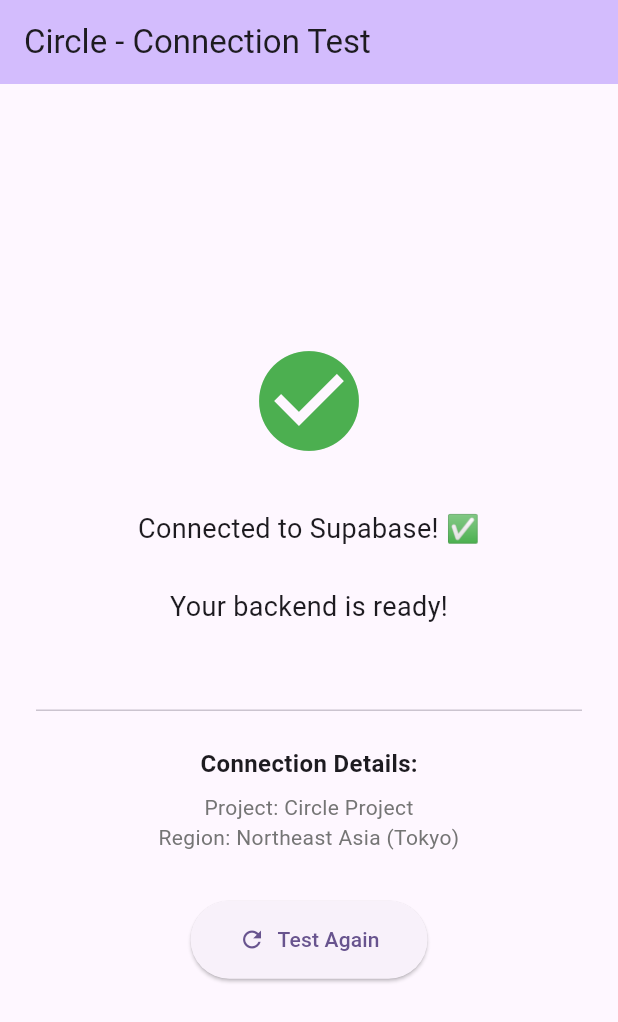
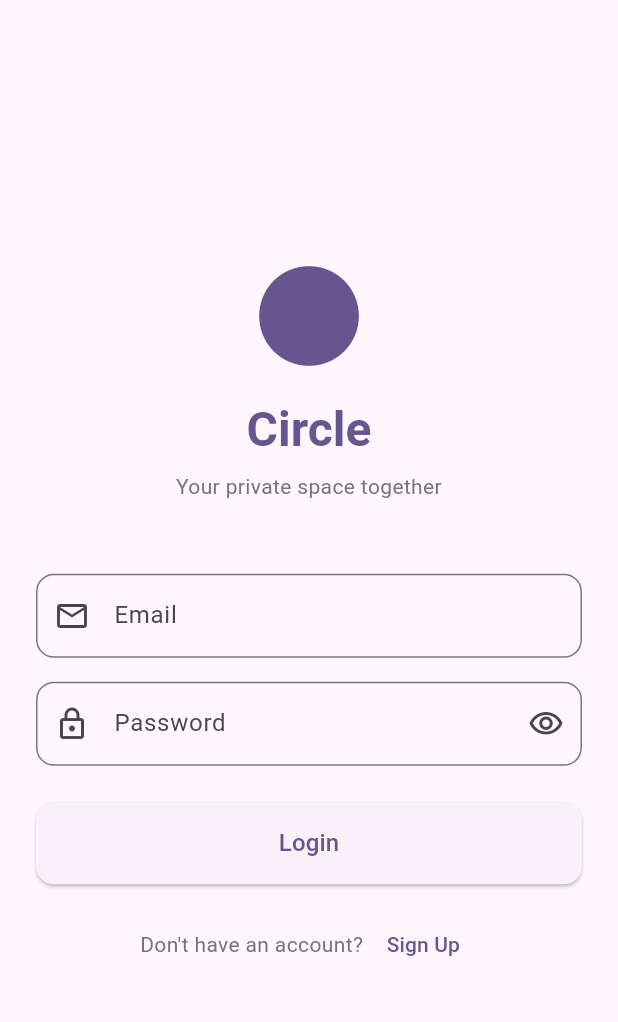
Before and after one commit to fahim-shahriar-alif/Cicle, a Flutter app: the screen it shows after launch, on a phone screen of 412 x 824 dp. Shown: the top 1022 px of the screen. Run offline on Flutter 3.47's test engine with Material 3 defaults, Android fonts, the phone set to English and light mode, and no system bars; our stand-ins replace flutter_dotenv, supabase_flutter; accounts and stored records are empty.

Commit message:
Added the sign in and up pages

```diff
--- /dev/null
+++ b/lib/features/auth/presentation/screens/login_screen.dart
@@ -0,0 +1,208 @@
+import 'package:flutter/material.dart';
+import 'package:circle/main.dart';
+import 'signup_screen.dart';
+import '../../../home/home_screen.dart';
+
+class LoginScreen extends StatefulWidget {
+  const LoginScreen({super.key});
+
+  @override
+  State<LoginScreen> createState() => _LoginScreenState();
+}
+
+class _LoginScreenState extends State<LoginScreen> {
+  final _formKey = GlobalKey<FormState>();
+  final _emailController = TextEditingController();
+  final _passwordController = TextEditingController();
+  bool _isLoading = false;
+  bool _obscurePassword = true;
+
+  @override
+  void dispose() {
+    _emailController.dispose();
+    _passwordController.dispose();
+    super.dispose();
+  }
+
+  Future<void> _signIn() async {
+    if (!_formKey.currentState!.validate()) return;
+
+    setState(() => _isLoading = true);
+
+    try {
+      await supabase.auth.signInWithPassword(
+        email: _emailController.text.trim(),
+        password: _passwordController.text,
+      );
+
+      if (mounted) {
+        Navigator.of(context).pushReplacement(
+          MaterialPageRoute(builder: (_) => const HomeScreen()),
+        );
+      }
+    } catch (e) {
+      if (mounted) {
+        ScaffoldMessenger.of(context).showSnackBar(
+          SnackBar(
+            content: Text('Login failed: ${e.toString()}'),
+            backgroundColor: Colors.red,
+          ),
+        );
+      }
+    } finally {
+      if (mounted) {
+        setState(() => _isLoading = false);
+      }
+    }
+  }
+
+  @override
+  Widget build(BuildContext context) {
+    return Scaffold(
+      body: SafeArea(
+        child: Center(
+          child: SingleChildScrollView(
+            padding: const EdgeInsets.all(24.0),
+            child: Form(
+              key: _formKey,
+              child: Column(
+                mainAxisAlignment: MainAxisAlignment.center,
+                crossAxisAlignment: CrossAxisAlignment.stretch,
+                children: [
+                  // Logo/Icon
+                  Icon(
+                    Icons.circle,
+                    size: 80,
+                    color: Theme.of(context).colorScheme.primary,
+                  ),
+                  const SizedBox(height: 16),
+
+                  // App Name
+                  Text(
+                    'Circle',
+                    textAlign: TextAlign.center,
+                    style: Theme.of(context).textTheme.headlineLarge?.copyWith(
+                          fontWeight: FontWeight.bold,
+                          color: Theme.of(context).colorScheme.primary,
+                        ),
+                  ),
+                  const SizedBox(height: 8),
+
+                  Text(
+                    'Your private space together',
+                    textAlign: TextAlign.center,
+                    style: Theme.of(context).textTheme.bodyMedium?.copyWith(
+                          color: Colors.grey[600],
+                        ),
+                  ),
+                  const SizedBox(height: 48),
+
+                  // Email Field
+                  TextFormField(
+                    controller: _emailController,
+                    keyboardType: TextInputType.emailAddress,
+                    decoration: InputDecoration(
+                      labelText: 'Email',
+                      hintText: 'Enter your email',
+                      prefixIcon: const Icon(Icons.email_outlined),
+                      border: OutlineInputBorder(
+                        borderRadius: BorderRadius.circular(12),
+                      ),
+                    ),
+                    validator: (value) {
+                      if (value == null || value.isEmpty) {
+                        return 'Please enter your email';
+                      }
+                      if (!value.contains('@')) {
+                        return 'Please enter a valid email';
+                      }
+                      return null;
+                    },
+                  ),
+                  const SizedBox(height: 16),
+
+                  // Password Field
+                  TextFormField(
+                    controller: _passwordController,
+                    obscureText: _obscurePassword,
+                    decoration: InputDecoration(
+                      labelText: 'Password',
+                      hintText: 'Enter your password',
+                      prefixIcon: const Icon(Icons.lock_outlined),
+                      suffixIcon: IconButton(
+                        icon: Icon(
+                          _obscurePassword
+                              ? Icons.visibility_outlined
+                              : Icons.visibility_off_outlined,
+                        ),
+                        onPressed: () {
+                          setState(() => _obscurePassword = !_obscurePassword);
+                        },
+                      ),
+                      border: OutlineInputBorder(
+                        borderRadius: BorderRadius.circular(12),
+                      ),
+                    ),
+                    validator: (value) {
+                      if (value == null || value.isEmpty) {
+                        return 'Please enter your password';
+                      }
+                      if (value.length < 6) {
+                        return 'Password must be at least 6 characters';
+                      }
+                      return null;
+                    },
+                  ),
+                  const SizedBox(height: 24),
+
+                  // Login Button
+                  ElevatedButton(
+                    onPressed: _isLoading ? null : _signIn,
+                    style: ElevatedButton.styleFrom(
+                      padding: const EdgeInsets.symmetric(vertical: 16),
+                      shape: RoundedRectangleBorder(
+                        borderRadius: BorderRadius.circular(12),
+                      ),
+                    ),
+                    child: _isLoading
+                        ? const SizedBox(
+                            height: 20,
+                            width: 20,
+                            child: CircularProgressIndicator(strokeWidth: 2),
+                          )
+                        : const Text(
+                            'Login',
+                            style: TextStyle(fontSize: 16),
+                          ),
+                  ),
+                  const SizedBox(height: 16),
+
+                  // Sign Up Link
+                  Row(
+                    mainAxisAlignment: MainAxisAlignment.center,
+                    children: [
+                      Text(
+                        "Don't have an account? ",
+                        style: TextStyle(color: Colors.grey[600]),
+                      ),
+                      TextButton(
+                        onPressed: () {
+                          Navigator.of(context).push(
+                            MaterialPageRoute(
+                              builder: (_) => const SignupScreen(),
+                            ),
+                          );
+                        },
+                        child: const Text('Sign Up'),
+                      ),
+                    ],
+                  ),
+                ],
+              ),
+            ),
+          ),
+        ),
+      ),
+    );
+  }
+}
```
Also changed, not shown: lib/features/auth/presentation/screens/signup_screen.dart (added, +285 -0 lines), lib/features/home/home_screen.dart (added, +150 -0 lines), lib/main.dart (+5 -89 lines), 1 other file.
